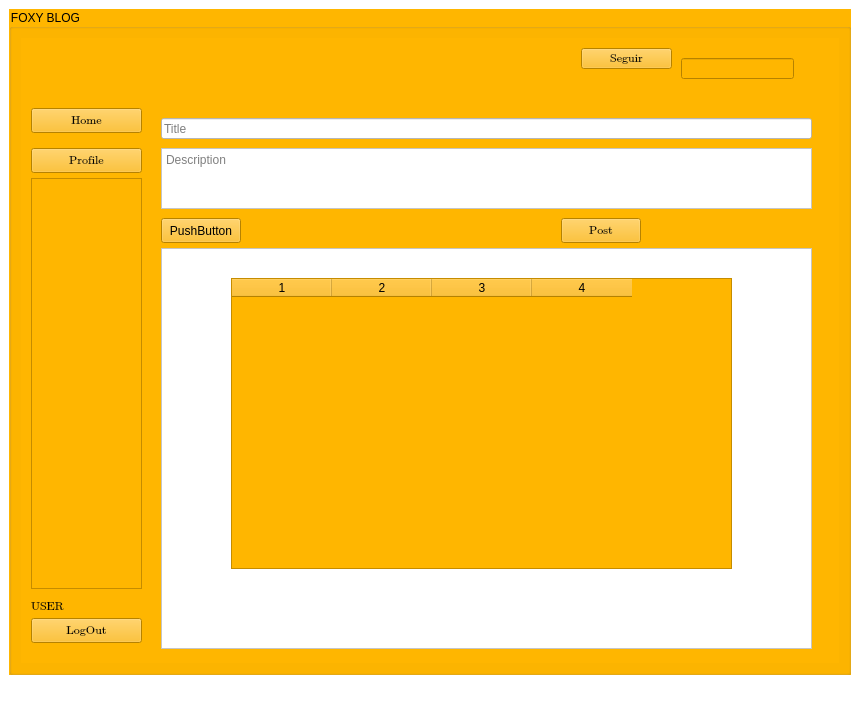
Before: the Qt Designer form login.ui in DarkMage17/CC31_20181B402_20181C600_201823838, drawn with Qt 5.
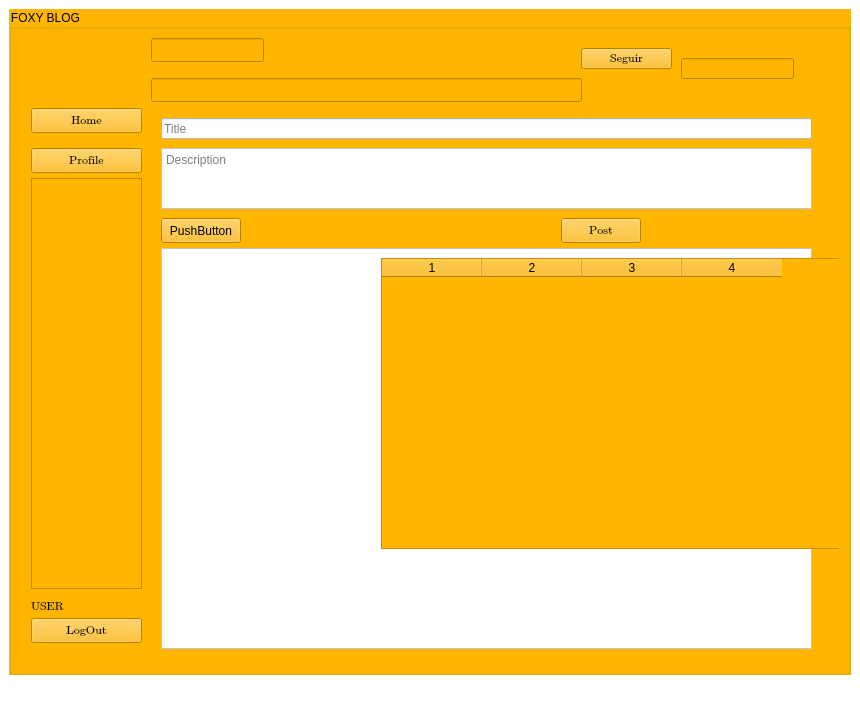
After: the same form once the commit is applied. The open tabs and pages were chosen to show the change. Icons and pictures are not drawn.

What changed in the file:
```diff
--- a/login.ui
+++ b/login.ui
@@ -703,8 +703,8 @@
           <widget class="QTableWidget" name="tableWidget">
            <property name="geometry">
             <rect>
-             <x>210</x>
-             <y>240</y>
+             <x>360</x>
+             <y>220</y>
              <width>501</width>
              <height>291</height>
             </rect>
@@ -717,6 +717,26 @@
            <column/>
            <column/>
           </widget>
+          <widget class="QLineEdit" name="ShowN">
+           <property name="geometry">
+            <rect>
+             <x>130</x>
+             <y>0</y>
+             <width>113</width>
+             <height>24</height>
+            </rect>
+           </property>
+          </widget>
+          <widget class="QLineEdit" name="ShowG">
+           <property name="geometry">
+            <rect>
+             <x>130</x>
+             <y>40</y>
+             <width>431</width>
+             <height>24</height>
+            </rect>
+           </property>
+          </widget>
           <zorder>label_15</zorder>
           <zorder>label_13</zorder>
           <zorder>EditPublis</zorder>
@@ -732,6 +752,8 @@
           <zorder>lineEdit</zorder>
           <zorder>lineEdit_2</zorder>
           <zorder>tableWidget</zorder>
+          <zorder>ShowN</zorder>
+          <zorder>ShowG</zorder>
          </widget>
          <widget class="QWidget" name="page_4">
           <widget class="QTextBrowser" name="LeerPublisPerfil">
```
